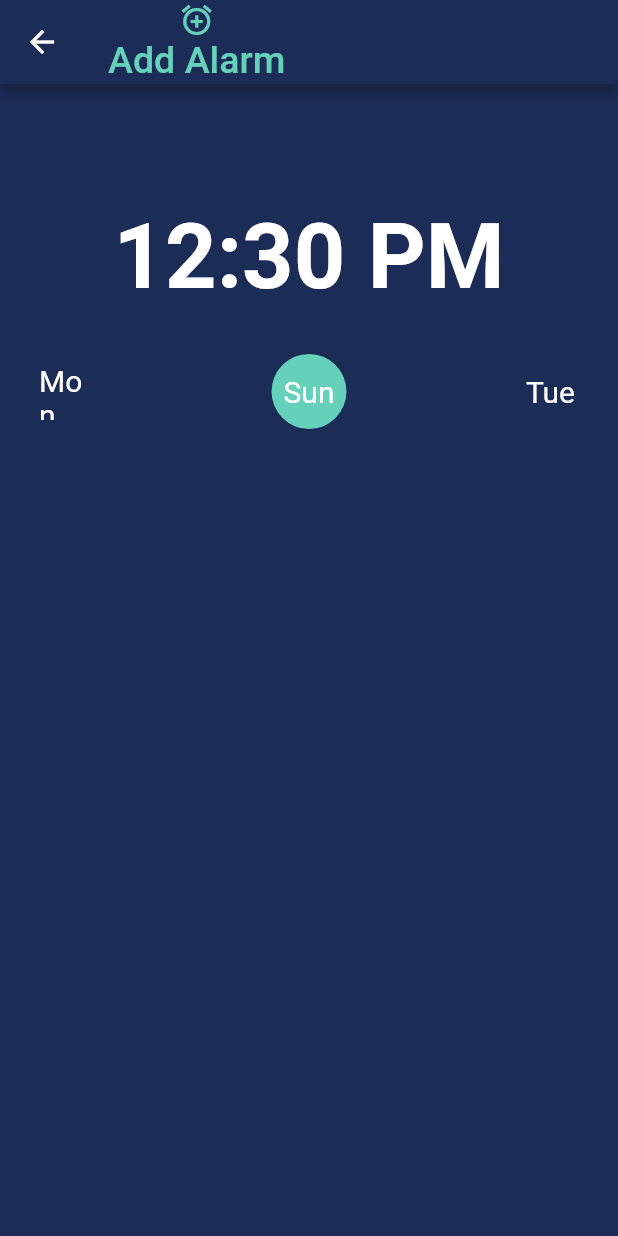
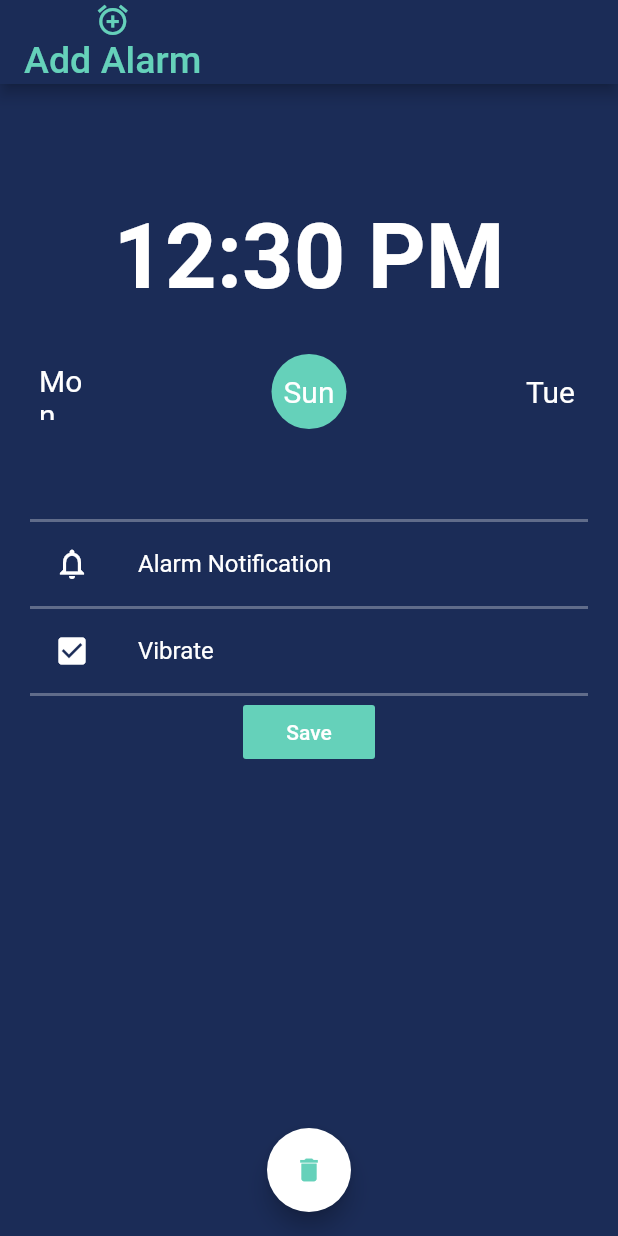
Before and after one commit to RohitIslam/alarm-app, a Flutter app: the AddAlarm screen opened directly, on a phone screen of 412 x 824 dp. Run offline on Flutter 3.47's test engine with Material 2 defaults, Android fonts, the phone set to English and light mode, and no system bars.

Commit message:
Functionalities added for adding alarm

```diff
--- a/lib/main.dart
+++ b/lib/main.dart
@@ -1,6 +1,7 @@
 import 'package:flutter/material.dart';
 
 import './screens/home_screen.dart';
+import './widgets/add_alarm.dart';
 
 void main() => runApp(MyApp());
 
@@ -15,7 +16,9 @@ class MyApp extends StatelessWidget {
       ),
       home: HomeScreen(),
       initialRoute: '/',
-      routes: {},
+      routes: {
+        '/add-alarm': (context) => AddAlarm(),
+      },
       debugShowCheckedModeBanner: false,
     );
   }
--- a/lib/widgets/add_alarm.dart
+++ b/lib/widgets/add_alarm.dart
@@ -87,7 +87,72 @@ class _AddAlarmState extends State<AddAlarm> {
                 circleDay('Tue', context, false),
               ],
             ),
+            SizedBox(
+              height: 60,
+            ),
+            SizedBox(
+              height: 2,
+              child: Container(
+                color: Colors.white30,
+              ),
+            ),
+            ListTile(
+              leading: Icon(
+                Icons.notifications_none,
+                color: Colors.white,
+              ),
+              title: Text(
+                "Alarm Notification",
+                style: TextStyle(
+                  color: Colors.white,
+                ),
+              ),
+            ),
+            SizedBox(
+              height: 2,
+              child: Container(
+                color: Colors.white30,
+              ),
+            ),
+            ListTile(
+              leading: Icon(
+                Icons.check_box,
+                color: Colors.white,
+              ),
+              title: Text(
+                "Vibrate",
+                style: TextStyle(
+                  color: Colors.white,
+                ),
+              ),
+            ),
+            SizedBox(
+              height: 2,
+              child: Container(
+                color: Colors.white30,
+              ),
+            ),
+            FlatButton(
+              color: Theme.of(context).accentColor,
+              child: Text(
+                "Save",
+                style: TextStyle(
+                  color: Colors.white,
+                ),
+              ),
+              onPressed: () => Navigator.pop(context),
+            )
           ],
+        ),
+      ),
+      floatingActionButtonLocation: FloatingActionButtonLocation.centerFloat,
+      floatingActionButton: FloatingActionButton(
+        onPressed: () => Navigator.pop(context),
+        backgroundColor: Colors.white,
+        child: Icon(
+          Icons.delete,
+          size: 20,
+          color: Theme.of(context).accentColor,
         ),
       ),
     );
```
